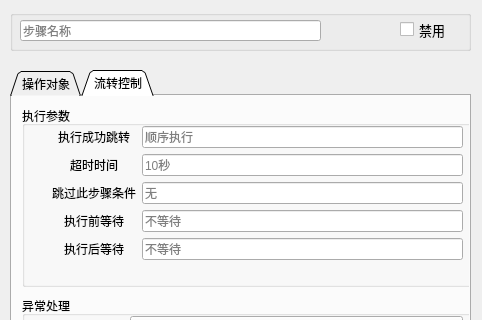
Above: src/seebot/seebot/ide/step_editor.ui from itishsy/seebot before the change; both pictures show x 0 to 482 and y 0 to 320 of the 482 by 545 pixel window. Below: the same form after it.
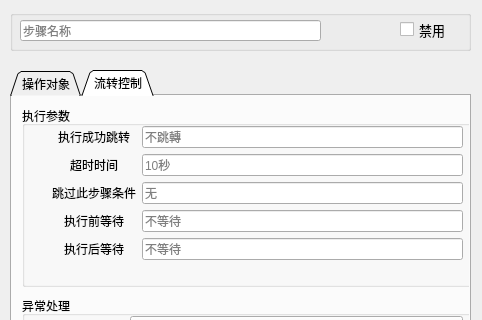
That is the form after the change. The open tabs and pages were chosen to show the change.

Diff of the .ui file:
```diff
--- a/src/seebot/seebot/ide/step_editor.ui
+++ b/src/seebot/seebot/ide/step_editor.ui
@@ -162,7 +162,7 @@
           <bool>true</bool>
          </property>
          <property name="placeholderText">
-          <string>顺序执行</string>
+          <string>不跳轉</string>
          </property>
         </widget>
        </item>
```
